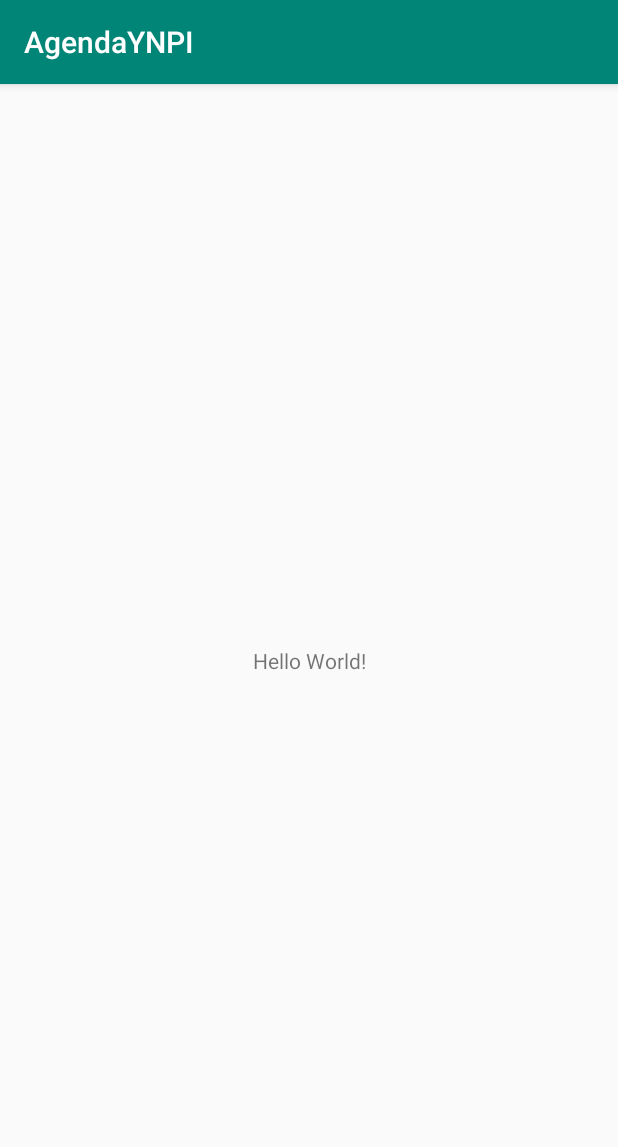
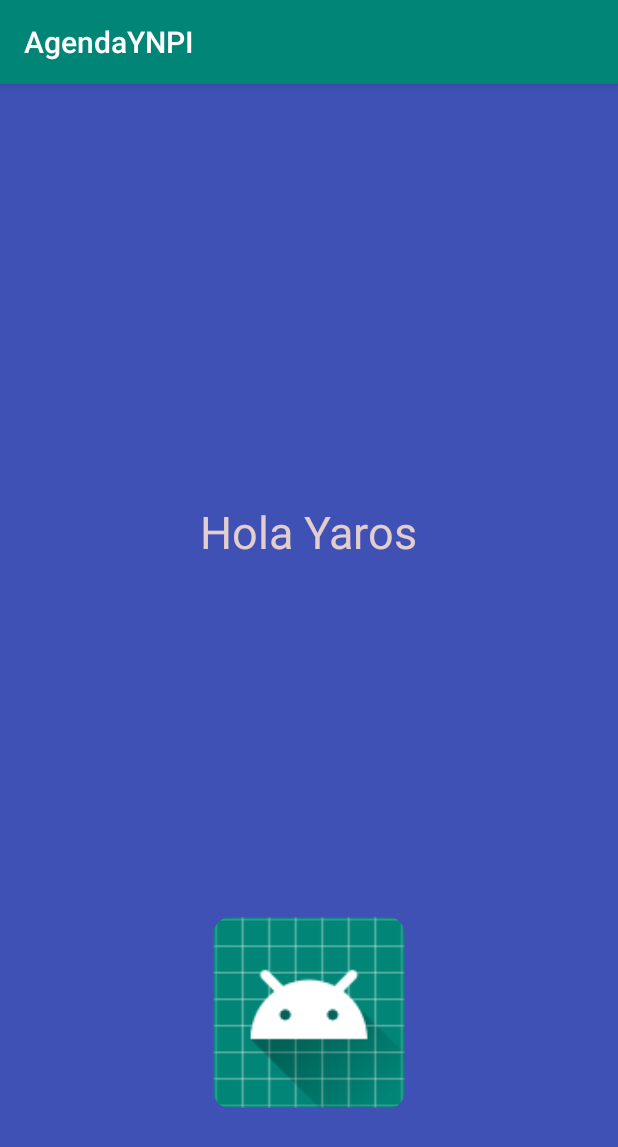
Before and after one commit to YaroslavDemyanenko/AgendaYNPI, an Android app: the screen it shows after launch (MainActivity), on a phone screen of 412 x 824 dp. Shown: the top 1147 px of the screen. Run offline under Robolectric (Android 15) with nearby library versions, the phone set to English and light mode, and no system bars.

Commit message:
Layouts de login y deslizado

```diff
--- a/app/src/main/res/layout/activity_main.xml
+++ b/app/src/main/res/layout/activity_main.xml
@@ -4,15 +4,35 @@
     xmlns:tools="http://schemas.android.com/tools"
     android:layout_width="match_parent"
     android:layout_height="match_parent"
+    android:background="#3F51B5"
     tools:context=".MainActivity">
 
     <TextView
-        android:layout_width="wrap_content"
-        android:layout_height="wrap_content"
-        android:text="Hello World!"
+        android:id="@+id/textView"
+        android:layout_width="246dp"
+        android:layout_height="97dp"
+        android:gravity="center"
+        android:text="@string/saludo"
+        android:textAppearance="@style/TextAppearance.AppCompat.Medium"
+        android:textColor="#E4CDCD"
+        android:textSize="30sp"
         app:layout_constraintBottom_toBottomOf="parent"
+        app:layout_constraintHorizontal_bias="0.496"
         app:layout_constraintLeft_toLeftOf="parent"
         app:layout_constraintRight_toRightOf="parent"
-        app:layout_constraintTop_toTopOf="parent" />
+        app:layout_constraintTop_toTopOf="parent"
+        app:layout_constraintVertical_bias="0.373" />
+
+    <ImageView
+        android:id="@+id/imageView"
+        android:layout_width="136dp"
+        android:layout_height="127dp"
+        android:layout_marginTop="208dp"
+        android:contentDescription="@string/icono"
+        app:layout_constraintEnd_toEndOf="@+id/textView"
+        app:layout_constraintHorizontal_bias="0.503"
+        app:layout_constraintStart_toStartOf="@+id/textView"
+        app:layout_constraintTop_toBottomOf="@+id/textView"
+        app:srcCompat="@mipmap/ic_launcher_round" />
 
 </androidx.constraintlayout.widget.ConstraintLayout>
--- a/app/src/main/res/values/strings.xml
+++ b/app/src/main/res/values/strings.xml
@@ -1,3 +1,8 @@
 <resources>
     <string name="app_name">AgendaYNPI</string>
+    <string name="saludo">Hola Yaros</string>
+    <string name="icono">dedo</string>
+    <string name="user">Usuario</string>
+    <string name="password">Contraseña</string>
+    <string name="login">Login</string>
 </resources>
```
Also changed, not shown: app/src/main/res/layout/login.xml (added, +90 -0 lines), app/src/main/dedo_Slide-web.png (added).
